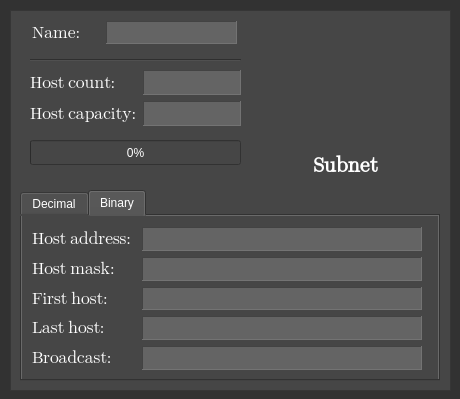
The window that src/widgetApp/SubnetDialog.ui (Projekt-zespolowy-TIU/DesignYourNetwork) describes before a commit, drawn with Qt 5.
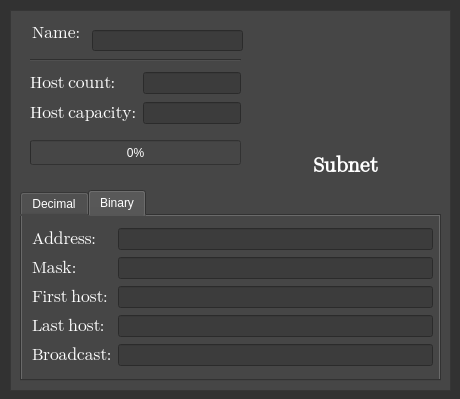
The same window after the commit. The open tabs and pages were chosen to show the change. Icons and pictures are not drawn.

Diff of the .ui file:
```diff
--- a/src/widgetApp/SubnetDialog.ui
+++ b/src/widgetApp/SubnetDialog.ui
@@ -76,7 +76,7 @@
      <rect>
       <x>10</x>
       <y>180</y>
-      <width>420</width>
+      <width>421</width>
       <height>191</height>
      </rect>
     </property>
@@ -375,12 +375,12 @@
      <attribute name="title">
       <string>Binary</string>
      </attribute>
-     <widget class="QWidget" name="">
+     <widget class="QWidget" name="layoutWidget">
       <property name="geometry">
        <rect>
         <x>10</x>
         <y>11</y>
-        <width>390</width>
+        <width>401</width>
         <height>143</height>
        </rect>
       </property>
@@ -397,99 +397,7 @@
           </font>
          </property>
          <property name="text">
-          <string>Host address:</string>
-         </property>
-        </widget>
-       </item>
-       <item row="0" column="1">
-        <widget class="QLabel" name="subnetAddressBinary">
-         <property name="minimumSize">
-          <size>
-           <width>280</width>
-           <height>0</height>
-          </size>
-         </property>
-         <property name="font">
-          <font>
-           <family>Segoe UI Emoji</family>
-           <pointsize>6</pointsize>
-           <weight>50</weight>
-           <italic>false</italic>
-           <bold>false</bold>
-          </font>
-         </property>
-         <property name="autoFillBackground">
-          <bool>false</bool>
-         </property>
-         <property name="styleSheet">
-          <string notr="true">background-color: rgb(100, 100, 100);
-</string>
-         </property>
-         <property name="frameShape">
-          <enum>QFrame::Panel</enum>
-         </property>
-         <property name="frameShadow">
-          <enum>QFrame::Sunken</enum>
-         </property>
-         <property name="text">
-          <string/>
-         </property>
-         <property name="alignment">
-          <set>Qt::AlignCenter</set>
-         </property>
-        </widget>
-       </item>
-       <item row="1" column="0">
-        <widget class="QLabel" name="label_15">
-         <property name="font">
-          <font>
-           <family>Segoe UI Emoji</family>
-           <pointsize>13</pointsize>
-           <weight>50</weight>
-           <italic>false</italic>
-           <bold>false</bold>
-          </font>
-         </property>
-         <property name="text">
-          <string>Host mask:</string>
-         </property>
-        </widget>
-       </item>
-       <item row="1" column="1">
-        <widget class="QLabel" name="subnetMaskBinary">
-         <property name="minimumSize">
-          <size>
-           <width>280</width>
-           <height>0</height>
-          </size>
-         </property>
-         <property name="font">
-          <font>
-           <family>Segoe UI Emoji</family>
-           <pointsize>6</pointsize>
-           <weight>50</weight>
-           <italic>false</italic>
-           <bold>false</bold>
-          </font>
-         </property>
-         <property name="autoFillBackground">
-          <bool>false</bool>
-         </property>
-         <property name="styleSheet">
-          <string notr="true">background-color: rgb(100, 100, 100);
-</string>
-         </property>
-         <property name="frameShape">
-          <enum>QFrame::Panel</enum>
-         </property>
-         <property name="frameShadow">
-          <enum>QFrame::Sunken</enum>
-         </property>
-         <property name="text">
-          <string/>
-         </property>
-         <property name="alignment">
-          <set>Qt::AlignCenter</set>
+          <string>Address:</string>
          </property>
         </widget>
        </item>
@@ -509,45 +417,8 @@
          </property>
         </widget>
        </item>
-       <item row="2" column="1">
-        <widget class="QLabel" name="firstAddressBinary">
-         <property name="minimumSize">
-          <size>
-           <width>280</width>
-           <height>0</height>
-          </size>
-         </property>
-         <property name="font">
-          <font>
-           <family>Segoe UI Emoji</family>
-           <pointsize>6</pointsize>
-           <weight>50</weight>
-           <bold>false</bold>
-          </font>
-         </property>
-         <property name="autoFillBackground">
-          <bool>false</bool>
-         </property>
-         <property name="styleSheet">
-          <string notr="true">background-color: rgb(100, 100, 100);
-</string>
-         </property>
-         <property name="frameShape">
-          <enum>QFrame::Panel</enum>
-         </property>
-         <property name="frameShadow">
-          <enum>QFrame::Sunken</enum>
-         </property>
-         <property name="text">
-          <string/>
-         </property>
-         <property name="alignment">
-          <set>Qt::AlignCenter</set>
-         </property>
-        </widget>
-       </item>
-       <item row="3" column="0">
-        <widget class="QLabel" name="label_20">
+       <item row="1" column="0">
+        <widget class="QLabel" name="label_15">
          <property name="font">
           <font>
            <family>Segoe UI Emoji</family>
@@ -558,45 +429,7 @@
           </font>
          </property>
          <property name="text">
-          <string>Last host:</string>
-         </property>
-        </widget>
-       </item>
-       <item row="3" column="1">
-        <widget class="QLabel" name="lastAddressBinary">
-         <property name="minimumSize">
-          <size>
-           <width>280</width>
-           <height>0</height>
-          </size>
-         </property>
-         <property name="font">
-          <font>
-           <family>Segoe UI Emoji</family>
-           <pointsize>6</pointsize>
-           <weight>50</weight>
-           <italic>false</italic>
-           <bold>false</bold>
-          </font>
-         </property>
-         <property name="autoFillBackground">
-          <bool>false</bool>
-         </property>
-         <property name="styleSheet">
-          <string notr="true">background-color: rgb(100, 100, 100);
-</string>
-         </property>
-         <property name="frameShape">
-          <enum>QFrame::Panel</enum>
-         </property>
-         <property name="frameShadow">
-          <enum>QFrame::Sunken</enum>
-         </property>
-         <property name="text">
-          <string/>
-         </property>
-         <property name="alignment">
-          <set>Qt::AlignCenter</set>
+          <string>Mask:</string>
          </property>
         </widget>
        </item>
@@ -616,38 +449,111 @@
          </property>
         </widget>
        </item>
-       <item row="4" column="1">
-        <widget class="QLabel" name="broadcastAddressBinary">
-         <property name="minimumSize">
-          <size>
-           <width>280</width>
-           <height>0</height>
-          </size>
-         </property>
+       <item row="3" column="0">
+        <widget class="QLabel" name="label_20">
          <property name="font">
           <font>
            <family>Segoe UI Emoji</family>
-           <pointsize>6</pointsize>
+           <pointsize>13</pointsize>
            <weight>50</weight>
            <italic>false</italic>
            <bold>false</bold>
           </font>
          </property>
-         <property name="autoFillBackground">
+         <property name="text">
+          <string>Last host:</string>
+         </property>
+        </widget>
+       </item>
+       <item row="0" column="1">
+        <widget class="QLineEdit" name="subnetAddressBinary">
+         <property name="enabled">
           <bool>false</bool>
          </property>
          <property name="styleSheet">
-          <string notr="true">background-color: rgb(100, 100, 100);
-</string>
+          <string notr="true">background-color: rgb(60, 60, 60);</string>
          </property>
-         <property name="frameShape">
-          <enum>QFrame::Panel</enum>
+         <property name="text">
+          <string/>
          </property>
-         <property name="frameShadow">
-          <enum>QFrame::Sunken</enum>
+         <property name="frame">
+          <bool>true</bool>
          </property>
+         <property name="alignment">
+          <set>Qt::AlignCenter</set>
+         </property>
+        </widget>
+       </item>
+       <item row="1" column="1">
+        <widget class="QLineEdit" name="subnetMaskBinary">
+         <property name="enabled">
+          <bool>false</bool>
+         </property>
+         <property name="styleSheet">
+          <string notr="true">background-color: rgb(60, 60, 60);</string>
+         </property>
          <property name="text">
           <string/>
+         </property>
+         <property name="frame">
+          <bool>true</bool>
+         </property>
+         <property name="alignment">
+          <set>Qt::AlignCenter</set>
+         </property>
+        </widget>
+       </item>
+       <item row="2" column="1">
+        <widget class="QLineEdit" name="firstAddressBinary">
+         <property name="enabled">
+          <bool>false</bool>
+         </property>
+         <property name="styleSheet">
+          <string notr="true">background-color: rgb(60, 60, 60);</string>
+         </property>
+         <property name="text">
+          <string/>
+         </property>
+         <property name="frame">
+          <bool>true</bool>
+         </property>
+         <property name="alignment">
+          <set>Qt::AlignCenter</set>
+         </property>
+        </widget>
+       </item>
+       <item row="3" column="1">
+        <widget class="QLineEdit" name="lastAddressBinary">
+         <property name="enabled">
+          <bool>false</bool>
+         </property>
+         <property name="styleSheet">
+          <string notr="true">background-color: rgb(60, 60, 60);</string>
+         </property>
+         <property name="text">
+          <string/>
+         </property>
+         <property name="frame">
+          <bool>true</bool>
+         </property>
+         <property name="alignment">
+          <set>Qt::AlignCenter</set>
+         </property>
+        </widget>
+       </item>
+       <item row="4" column="1">
+        <widget class="QLineEdit" name="broadcastAddressBinary">
+         <property name="enabled">
+          <bool>false</bool>
+         </property>
+         <property name="styleSheet">
+          <string notr="true">background-color: rgb(60, 60, 60);</string>
+         </property>
+         <property name="text">
+          <string/>
+         </property>
+         <property name="frame">
+          <bool>true</bool>
          </property>
          <property name="alignment">
           <set>Qt::AlignCenter</set>
@@ -729,70 +635,6 @@
        </property>
       </widget>
      </item>
-     <item row="0" column="1">
-      <widget class="QLabel" name="hostCount">
-       <property name="font">
-        <font>
-         <family>Segoe UI Emoji</family>
-         <pointsize>13</pointsize>
-         <weight>50</weight>
-         <italic>false</italic>
-         <bold>false</bold>
-        </font>
-       </property>
-       <property name="autoFillBackground">
-        <bool>false</bool>
-       </property>
-       <property name="styleSheet">
-        <string notr="true">background-color: rgb(100, 100, 100);
-</string>
-       </property>
-       <property name="frameShape">
-        <enum>QFrame::Panel</enum>
-       </property>
-       <property name="frameShadow">
-        <enum>QFrame::Sunken</enum>
-       </property>
-       <property name="text">
-        <string/>
-       </property>
-       <property name="alignment">
-        <set>Qt::AlignCenter</set>
-       </property>
-      </widget>
-     </item>
-     <item row="1" column="1">
-      <widget class="QLabel" name="hostCapacity">
-       <property name="font">
-        <font>
-         <family>Segoe UI Emoji</family>
-         <pointsize>13</pointsize>
-         <weight>50</weight>
-         <italic>false</italic>
-         <bold>false</bold>
-        </font>
-       </property>
-       <property name="autoFillBackground">
-        <bool>false</bool>
-       </property>
-       <property name="styleSheet">
-        <string notr="true">background-color: rgb(100, 100, 100);
-</string>
-       </property>
-       <property name="frameShape">
-        <enum>QFrame::Panel</enum>
-       </property>
-       <property name="frameShadow">
-        <enum>QFrame::Sunken</enum>
-       </property>
-       <property name="text">
-        <string/>
-       </property>
-       <property name="alignment">
-        <set>Qt::AlignCenter</set>
-       </property>
-      </widget>
-     </item>
      <item row="1" column="0">
       <widget class="QLabel" name="label_11">
        <property name="font">
@@ -809,52 +651,40 @@
        </property>
       </widget>
      </item>
+     <item row="0" column="1">
+      <widget class="QLineEdit" name="hostCount">
+       <property name="enabled">
+        <bool>false</bool>
+       </property>
+       <property name="styleSheet">
+        <string notr="true">background-color: rgb(60, 60, 60);</string>
+       </property>
+       <property name="frame">
+        <bool>true</bool>
+       </property>
+       <property name="alignment">
+        <set>Qt::AlignCenter</set>
+       </property>
+      </widget>
+     </item>
+     <item row="1" column="1">
+      <widget class="QLineEdit" name="hostCapacity">
+       <property name="enabled">
+        <bool>false</bool>
+       </property>
+       <property name="styleSheet">
+        <string notr="true">background-color: rgb(60, 60, 60);</string>
+       </property>
+       <property name="frame">
+        <bool>true</bool>
+       </property>
+       <property name="alignment">
+        <set>Qt::AlignCenter</set>
+       </property>
+      </widget>
+     </item>
     </layout>
    </widget>
-   <widget class="QLabel" name="subnetName">
-    <property name="geometry">
-     <rect>
-      <x>96</x>
-      <y>11</y>
-      <width>131</width>
-      <height>23</height>
-     </rect>
-    </property>
-    <property name="minimumSize">
-     <size>
-      <width>120</width>
-      <height>0</height>
-     </size>
-    </property>
-    <property name="font">
-     <font>
-      <family>Segoe UI Emoji</family>
-      <pointsize>13</pointsize>
-      <weight>50</weight>
-      <italic>false</italic>
-      <bold>false</bold>
-     </font>
-    </property>
-    <property name="autoFillBackground">
-     <bool>false</bool>
-    </property>
-    <property name="styleSheet">
-     <string notr="true">background-color: rgb(100, 100, 100);
-</string>
-    </property>
-    <property name="frameShape">
-     <enum>QFrame::Panel</enum>
-    </property>
-    <property name="frameShadow">
-     <enum>QFrame::Sunken</enum>
-    </property>
-    <property name="text">
-     <string/>
-    </property>
-    <property name="alignment">
-     <set>Qt::AlignCenter</set>
-    </property>
-   </widget>
    <widget class="QLabel" name="label_9">
     <property name="geometry">
      <rect>
@@ -877,6 +707,25 @@
      <string>Name:</string>
     </property>
    </widget>
+   <widget class="QLineEdit" name="subnetName">
+    <property name="geometry">
+     <rect>
+      <x>82</x>
+      <y>20</y>
+      <width>151</width>
+      <height>21</height>
+     </rect>
+    </property>
+    <property name="styleSheet">
+     <string notr="true">background-color: rgb(60, 60, 60);</string>
+    </property>
+    <property name="frame">
+     <bool>true</bool>
+    </property>
+    <property name="alignment">
+     <set>Qt::AlignCenter</set>
+    </property>
+   </widget>
   </widget>
  </widget>
  <resources/>
```
Left out of the diff: 263 changed lines with no effect on the pictures.
